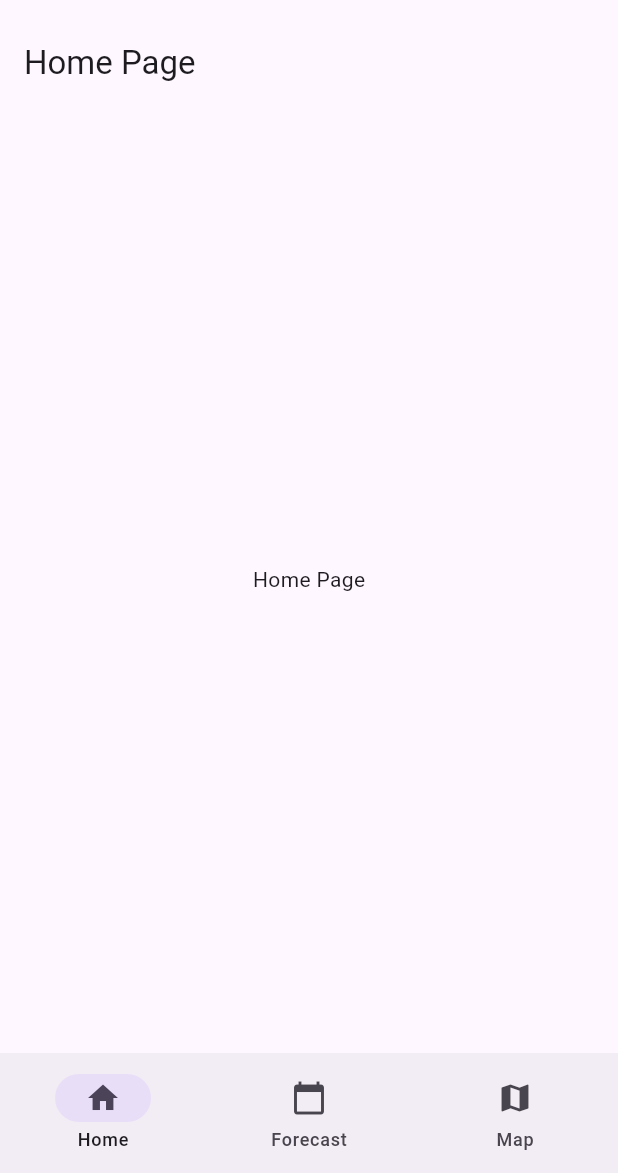
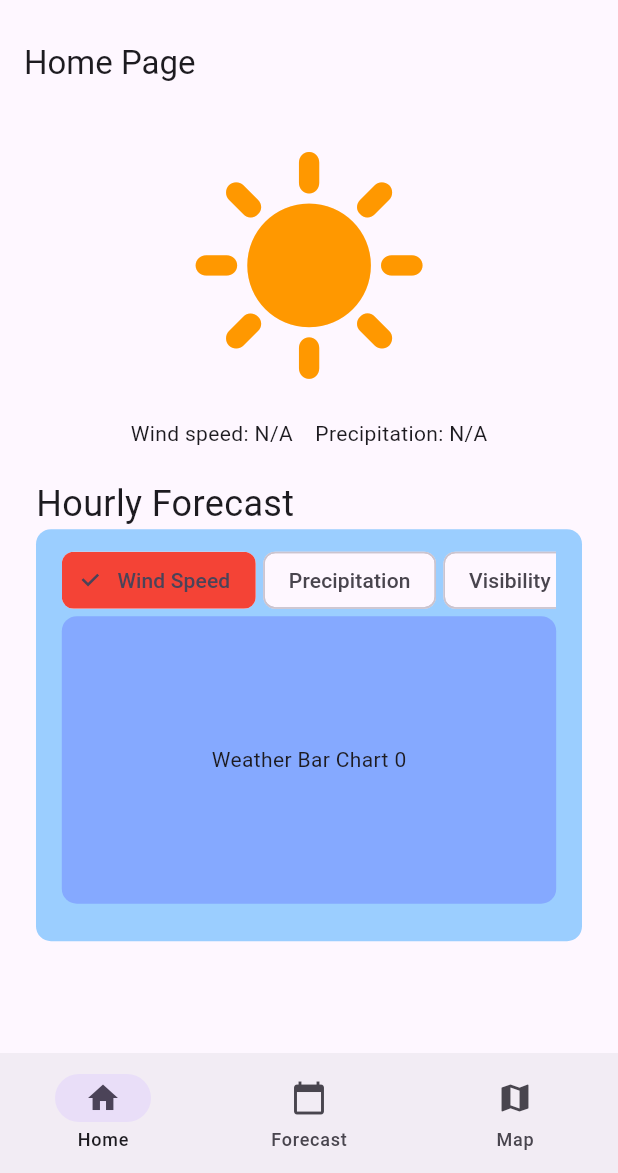
Before and after one commit to PunnyBunny/AeroWeatherProMax, a Flutter app: the screen it shows after launch, on a phone screen of 412 x 824 dp, the part 63-1236 px from its top. Run offline on Flutter 3.47's test engine with Material 3 defaults, Android fonts, the phone set to English and light mode, and no system bars; our stand-ins replace equatable, fl_chart; missing offline and left inert: dart:ffi.

Commit message:
Fixed invalid merge changes and restored code

```diff
--- a/lib/pages/home_page.dart
+++ b/lib/pages/home_page.dart
@@ -20,8 +20,107 @@ class _HomePage extends State<HomePage> {
       appBar: AppBar(
         title: const Text('Home Page'),
       ),
-      body: Center(
-        child: Text('Home Page'),
+      body: Container(
+        height: double.infinity,
+        child: SingleChildScrollView(
+          padding: const EdgeInsets.all(16.0),
+          child: Container(
+            padding: const EdgeInsets.all(8.0),
+            decoration: const BoxDecoration(
+              borderRadius: BorderRadius.only(
+                topLeft: Radius.circular(10.0),
+                topRight: Radius.circular(10.0),
+                bottomRight: Radius.circular(10.0),
+                bottomLeft: Radius.circular(10.0),
+              ),
+            ),
+            child: Column(
+              children: [
+                Center(
+                  child: Icon(
+                    Icons.sunny,
+                    color: Colors.orange,
+                    size: MediaQuery.of(context).size.height / 5,
+                  ),
+                ),
+                Container(
+                  padding: const EdgeInsets.all(20.0),
+                  child: const Text('Wind speed: N/A    Precipitation: N/A'),
+                ),
+                const Align(
+                  alignment: Alignment(-1, 0.0),
+                  child: Text(
+                    'Hourly Forecast',
+                    style: TextStyle(fontSize: 24.0),
+                  ),
+                ),
+                Container(
+                  width: MediaQuery.of(context).size.width,
+                  height: MediaQuery.of(context).size.height / 3,
+                  decoration: const BoxDecoration(
+                    color: Color(0xcc82c4ff),
+                    borderRadius: BorderRadius.only(
+                      topLeft: Radius.circular(10.0),
+                      topRight: Radius.circular(10.0),
+                      bottomRight: Radius.circular(10.0),
+                      bottomLeft: Radius.circular(10.0),
+                    ),
+                  ),
+                  child: Column(
+                    children: [
+                      const SizedBox(height: 10.0),
+                      Container(
+                        width: MediaQuery.of(context).size.width * 0.8,
+                        child: Align(
+                          alignment: const Alignment(-0.7, 0.5),
+                          child: SingleChildScrollView(
+                            scrollDirection: Axis.horizontal,
+                            child: Wrap(
+                              spacing: 5.0,
+                              children: List<Widget>.generate(
+                                3,
+                                (int index) {
+                                  return ChoiceChip(
+                                    backgroundColor: Colors.transparent,
+                                    disabledColor: Colors.blue,
+                                    selectedColor: Colors.red,
+                                    label: Text(paramNames[index]),
+                                    selected: _tabIndex == index,
+                                    onSelected: (bool selected) {
+                                      setState(() {
+                                        _tabIndex = selected ? index : null;
+                                      });
+                                    },
+                                  );
+                                },
+                              ).toList(),
+                            ),
+                          ),
+                        ),
+                      ),
+                      Container(
+                        width: MediaQuery.of(context).size.width * 0.8,
+                        height: MediaQuery.of(context).size.height / 4.3,
+                        decoration: const BoxDecoration(
+                          color: Color(0xff85a9ff),
+                          borderRadius: BorderRadius.only(
+                            topLeft: Radius.circular(10.0),
+                            topRight: Radius.circular(10.0),
+                            bottomRight: Radius.circular(10.0),
+                            bottomLeft: Radius.circular(10.0),
+                          ),
+                        ),
+                        child: Center(
+                          child: Text('Weather Bar Chart $_tabIndex'),
+                        ),
+                      ),
+                    ],
+                  ),
+                ),
+              ],
+            ),
+          ),
+        ),
       ),
     );
   }
```
